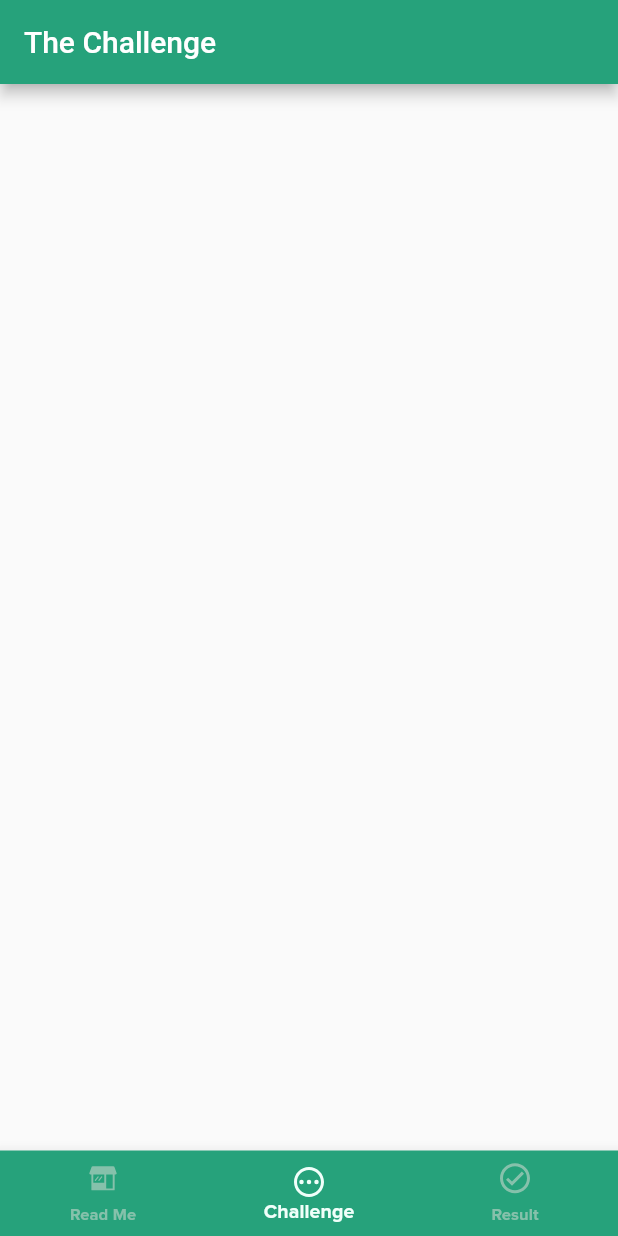
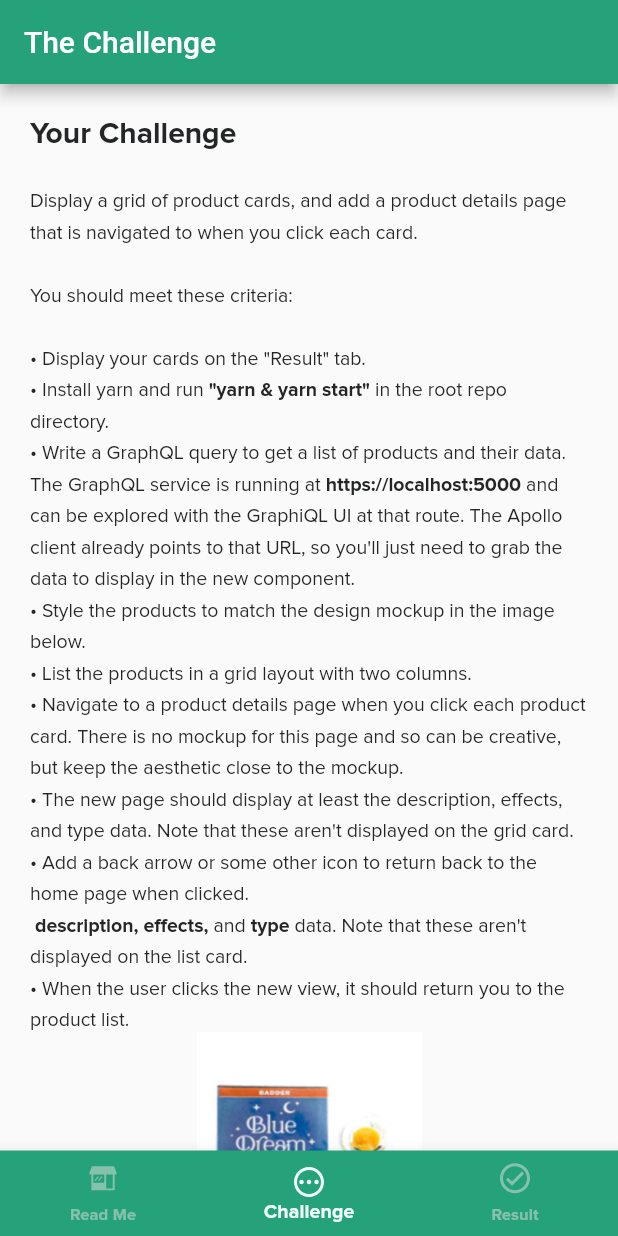
Before and after one commit to GetDutchie/dutchie-mobile-challenge, a Flutter app: the screen it shows after launch, item 2 of the bottom bar chosen, on a phone screen of 412 x 824 dp. Run offline on Flutter 3.47's test engine with Material 2 defaults, Android fonts, the phone set to English and light mode, and no system bars; our stand-ins replace flutter_svg, get; project files that could hold a hidden picture were left out.

Commit message:
ENG-3604: Add tabs w/prompts

```diff
--- /dev/null
+++ b/challenge/flutter_challenge/analysis_options.yaml
@@ -0,0 +1,20 @@
+include: package:pedantic/analysis_options.yaml
+
+linter:
+  rules:
+    always_declare_return_types: true
+    unnecessary_this: true
+    avoid_print: true
+    empty_statements: true
+    iterable_contains_unrelated_type: true
+    literal_only_boolean_expressions: true
+    always_specify_types: true
+    avoid_as: true
+    await_only_futures: true
+    empty_catches: true
+    file_names: true
+    prefer_expression_function_bodies: true
+    prefer_single_quotes: true
+
+    # disabling rules
+    omit_local_variable_types: false
--- a/challenge/flutter_challenge/lib/app/main.dart
+++ b/challenge/flutter_challenge/lib/app/main.dart
@@ -1,16 +1,16 @@
 import 'package:flutter/material.dart';
-import 'package:flutter_challenge/app/pages/home_page.dart';
+import 'package:flutter_challenge/app/pages/home/home_page.dart';
 import 'package:flutter_challenge/app/theme/app_theme.dart';
+import 'package:get/route_manager.dart';
 
 class App extends StatelessWidget {
   @override
-  Widget build(BuildContext context) {
-    return MaterialApp(
-      title: 'Flutter Demo',
-      theme: AppTheme.themeData,
-      home: HomePage(),
-    );
-  }
+  Widget build(BuildContext context) => GetMaterialApp(
+        title: 'Flutter Demo',
+        theme: AppTheme.themeData,
+        home: HomePage(),
+        debugShowCheckedModeBanner: false,
+      );
 }
 
 void main() {
--- /dev/null
+++ b/challenge/flutter_challenge/lib/app/pages/home/home_page.dart
@@ -0,0 +1,68 @@
+import 'package:flutter/material.dart';
+import 'package:flutter_challenge/app/pages/home/widgets/challenge_tab.dart';
+import 'package:flutter_challenge/app/pages/home/widgets/read_me_tab.dart';
+import 'package:flutter_challenge/app/pages/home/widgets/result_tab.dart';
+import 'package:flutter_challenge/app/widgets/nav_bar.dart';
+import 'package:get/get.dart';
+
+class HomePage extends StatefulWidget {
+  @override
+  _HomePageState createState() => _HomePageState();
+}
+
+class _HomePageState extends State<HomePage> {
+  int _activeTabIndex = 0;
+  late PageController _pageController;
+
+  String get title {
+    switch (_activeTabIndex) {
+      case 0:
+        return 'Read Me First';
+
+      case 1:
+        return 'The Challenge';
+
+      case 2:
+        return 'The Result';
+
+      default:
+        return '';
+    }
+  }
+
+  @override
+  void initState() {
+    _pageController = PageController(initialPage: _activeTabIndex);
+
+    super.initState();
+  }
+
+  void onTapTab(int index) {
+    setState(() {
+      _activeTabIndex = index;
+      _pageController.jumpToPage(index);
+    });
+  }
+
+  @override
+  Widget build(BuildContext context) => Scaffold(
+        appBar: AppBar(
+          title: Text(title),
+        ),
+        body: Container(
+          height: Get.height,
+          child: PageView(
+            controller: _pageController,
+            children: <Widget>[
+              ReadMeTab(),
+              ChallengeTab(),
+              ResultTab(),
+            ],
+          ),
+        ),
+        bottomNavigationBar: NavBar(
+          activeIndex: _activeTabIndex,
+          onTapTabCallback: onTapTab,
+        ),
+      );
+}
--- /dev/null
+++ b/challenge/flutter_challenge/lib/app/pages/home/widgets/challenge_tab.dart
@@ -0,0 +1,82 @@
+import 'package:flutter/material.dart';
+
+class ChallengeTab extends StatelessWidget {
+  const ChallengeTab({Key? key}) : super(key: key);
+
+  @override
+  Widget build(BuildContext context) => SingleChildScrollView(
+        padding: EdgeInsets.all(20),
+        child: Column(
+          children: <Widget>[
+            Text.rich(
+              TextSpan(
+                style: Theme.of(context).textTheme.bodyText1,
+                children: <InlineSpan>[
+                  TextSpan(
+                    text: '''
+Your Challenge
+''',
+                    style: Theme.of(context).textTheme.headline1,
+                  ),
+                  TextSpan(
+                    text: '''
+
+Display a grid of product cards, and add a product details page that is navigated to when you click each card.
+
+You should meet these criteria:
+
+''',
+                  ),
+                  TextSpan(
+                    text: '''
+• Display your cards on the "Result" tab.
+• Install yarn and run ''',
+                  ),
+                  TextSpan(
+                    text: '''"yarn & yarn start"''',
+                    style: Theme.of(context).textTheme.subtitle1,
+                  ),
+                  TextSpan(
+                    text: ''' in the root repo directory.
+• Write a GraphQL query to get a list of products and their data. The GraphQL service is running at''',
+                  ),
+                  TextSpan(
+                    text: ''' https://localhost:5000 ''',
+                    style: Theme.of(context).textTheme.subtitle1,
+                  ),
+                  TextSpan(
+                    text: '''
+and can be explored with the GraphiQL UI at that route. The Apollo client already points to that URL, so you'll just need to grab the data to display in the new component.
+• Style the products to match the design mockup in the image below.
+• List the products in a grid layout with two columns.
+• Navigate to a product details page when you click each product card. There is no mockup for this page and so can be creative, but keep the aesthetic close to the mockup.
+• The new page should display at least the description, effects, and type data. Note that these aren't displayed on the grid card.
+• Add a back arrow or some other icon to return back to the home page when clicked.
+''',
+                  ),
+                  TextSpan(
+                    text: ''' description, effects, ''',
+                    style: Theme.of(context).textTheme.subtitle1,
+                  ),
+                  TextSpan(
+                    text: '''and''',
+                  ),
+                  TextSpan(
+                    text: ''' type ''',
+                    style: Theme.of(context).textTheme.subtitle1,
+                  ),
+                  TextSpan(
+                    text: '''data. Note that these aren't displayed on the list card.
+• When the user clicks the new view, it should return you to the product list.''',
+                  ),
+                ],
+              ),
+            ),
+            Image.asset(
+              'lib/assets/images/product_card.png',
+              width: 150,
+            ),
+          ],
+        ),
+      );
+}
--- /dev/null
+++ b/challenge/flutter_challenge/lib/app/pages/home/widgets/read_me_tab.dart
@@ -0,0 +1,40 @@
+import 'package:flutter/material.dart';
+
+class ReadMeTab extends StatelessWidget {
+  @override
+  Widget build(BuildContext context) => SingleChildScrollView(
+        padding: EdgeInsets.all(20),
+        child: Text.rich(
+          TextSpan(
+            style: Theme.of(context).textTheme.bodyText1,
+            children: <InlineSpan>[
+              TextSpan(
+                text: '''
+Welcome to dutchie's front end technical challenge!
+
+The following libraries are included in this project, you'll probably want to use them:
+
+''',
+              ),
+              TextSpan(
+                text: '''
+• GetX
+• Apollo GraphQL
+
+''',
+                style: Theme.of(context).textTheme.subtitle1,
+              ),
+              TextSpan(text: '''
+Take a look at the pubspec.yaml file to see any other packages installed that might help you out, and add whatever you need to get the challenge done. Feel free to look up anything you need to complete the tasks.
+
+We take pride in the polish of our product at dutchie both in the UI functionality and design, so we'd like to see the same from our candidates.
+
+Finally, please use git and make commits as they make sense to you. Make sure to gitignore the node_modules directory. When you're done, just zip back up the repo, add your name in the file name, and send it back in a Google Drive attachment the same way it was sent to you.
+
+Head to the "Challenge" tab to get started. Good luck!
+              '''),
+            ],
+          ),
+        ),
+      );
+}
--- /dev/null
+++ b/challenge/flutter_challenge/lib/app/pages/home/widgets/result_tab.dart
@@ -0,0 +1,10 @@
+import 'package:flutter/material.dart';
+
+class ResultTab extends StatelessWidget {
+  const ResultTab({Key? key}) : super(key: key);
+
+  @override
+  Widget build(BuildContext context) => Center(
+        child: Text('Add Product Grid Here!'),
+      );
+}
--- a/challenge/flutter_challenge/lib/app/pages/home_page.dart
+++ /dev/null
@@ -1,51 +0,0 @@
-import 'package:flutter/material.dart';
-import 'package:flutter_challenge/app/widgets/nav_bar.dart';
-
-class HomePage extends StatefulWidget {
-  @override
-  _HomePageState createState() => _HomePageState();
-}
-
-class _HomePageState extends State<HomePage> {
-  int _activeTabIndex = 0;
-
-  String get title {
-    switch (_activeTabIndex) {
-      case 0:
-        return 'Read Me First';
-
-      case 1:
-        return 'The Challenge';
-
-      case 2:
-        return 'The Result';
-
-      default:
-        return '';
-    }
-  }
-
-  void onTapTab(int index) {
-    setState(() {
-      _activeTabIndex = index;
-    });
-  }
-
-  @override
-  Widget build(BuildContext context) {
-    return Scaffold(
-      appBar: AppBar(
-        title: Text(title),
-      ),
-      body: Container(
-        child: PageView(
-          children: [],
-        ),
-      ),
-      bottomNavigationBar: NavBar(
-        activeIndex: _activeTabIndex,
-        onTapTabCallback: onTapTab,
-      ),
-    );
-  }
-}
--- /dev/null
+++ b/challenge/flutter_challenge/lib/app/pages/product/product_details_page.dart
@@ -0,0 +1 @@
+/// TODO: Implement ProductPage
--- a/challenge/flutter_challenge/lib/app/theme/app_theme.dart
+++ b/challenge/flutter_challenge/lib/app/theme/app_theme.dart
@@ -47,28 +47,28 @@ class AppTheme {
             height: 1.5,
             color: primaryBlack,
           ),
-          headline3: TextStyle(
+          headline1: TextStyle(
             fontFamily: proximaNovaFontFamily,
             fontWeight: FontWeight.w700,
             fontSize: 20,
             height: 1.2,
             color: primaryBlack,
           ),
-          headline4: TextStyle(
+          headline2: TextStyle(
             fontFamily: proximaNovaFontFamily,
             fontWeight: FontWeight.w700,
             fontSize: 16,
             height: 1.2,
             color: primaryBlack,
           ),
-          headline5: TextStyle(
+          headline3: TextStyle(
             fontFamily: proximaNovaFontFamily,
             fontWeight: FontWeight.w700,
             fontSize: 14,
             height: 1.75,
             color: primaryBlack,
           ),
-          headline6: TextStyle(
+          headline4: TextStyle(
             fontFamily: proximaNovaFontFamily,
             fontWeight: FontWeight.w700,
             fontSize: 12,
--- a/challenge/flutter_challenge/lib/app/widgets/nav_bar.dart
+++ b/challenge/flutter_challenge/lib/app/widgets/nav_bar.dart
@@ -24,7 +24,7 @@ class NavBar extends StatelessWidget {
         unselectedItemColor: AppTheme.green[65],
         selectedLabelStyle: Theme.of(context).textTheme.subtitle1,
         unselectedLabelStyle: Theme.of(context).textTheme.subtitle2,
-        items: [
+        items: <BottomNavigationBarItem>[
           BottomNavigationBarItem(
             label: 'Read Me',
             icon: SvgPicture.asset(
```
Also changed, not shown: challenge/flutter_challenge/pubspec.yaml (+3 -6 lines), challenge/flutter_challenge/lib/assets/images/product_card.png (added), challenge/flutter_challenge/pubspec.lock.
